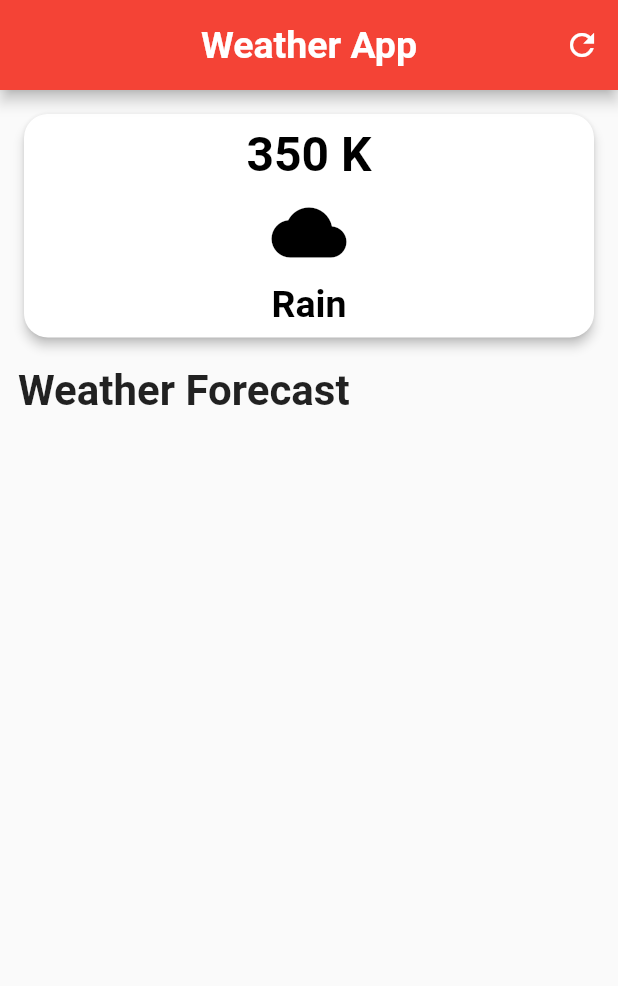
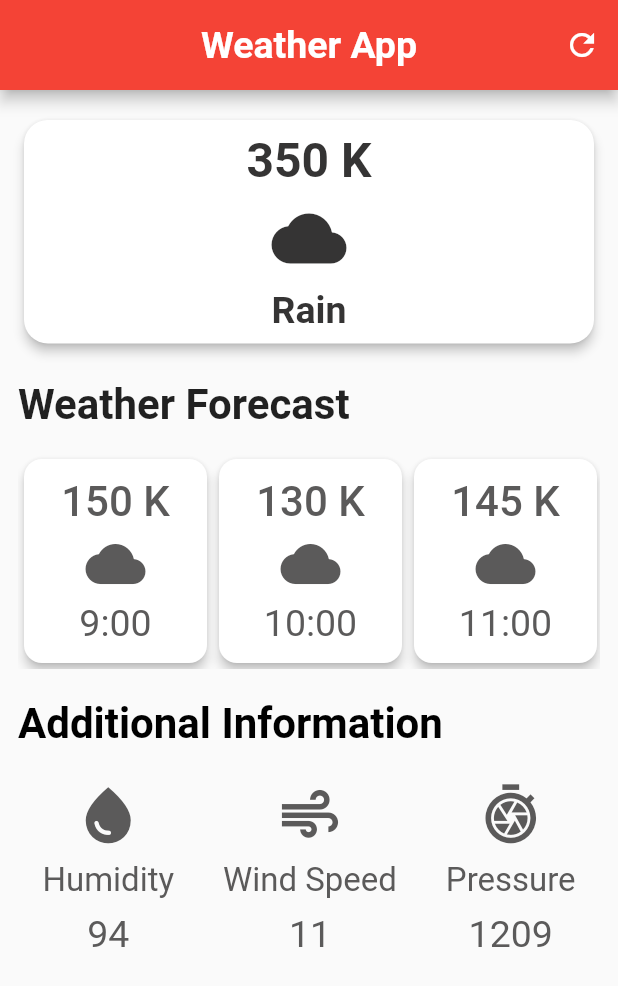
Before and after one commit to pulkit-singhall/weather-app, a Flutter app: the screen it shows after launch, on a phone screen of 412 x 824 dp. Shown: the top 986 px of the screen. Run offline on Flutter 3.47's test engine with Material 2 defaults, Android fonts, the phone set to English and light mode, and no system bars.

Commit message:
UI Changes

```diff
--- /dev/null
+++ b/lib/additional_data.dart
@@ -0,0 +1,47 @@
+import 'package:flutter/material.dart';
+
+class AdditionalDetail extends StatelessWidget {
+  // constructor to pass different values
+  final IconData icon;
+  final String measure;
+  final String value;
+
+  const AdditionalDetail({
+    super.key,
+    required this.icon,
+    required this.measure,
+    required this.value,
+  });
+
+  @override
+  Widget build(BuildContext context) {
+    return Padding(
+      padding: const EdgeInsets.symmetric(vertical: 8, horizontal: 10),
+      child: Column(
+        children: [
+          Icon(
+            icon,
+            size: 45,
+            color: const Color.fromARGB(255, 91, 90, 90),
+          ),
+          const SizedBox(
+            height: 8,
+          ),
+          Text(
+            measure,
+            style:
+                const TextStyle(fontSize: 22, color: Color.fromARGB(255, 91, 90, 90)),
+          ),
+          const SizedBox(
+            height: 8,
+          ),
+          Text(
+            value,
+            style:
+                const TextStyle(fontSize: 25, color: Color.fromARGB(255, 91, 90, 90)),
+          ),
+        ],
+      ),
+    );
+  }
+}
--- a/lib/homescreen.dart
+++ b/lib/homescreen.dart
@@ -1,4 +1,6 @@
 import 'package:flutter/material.dart';
+import 'package:weather_app/additional_data.dart';
+import 'hourly_card_item.dart';
 
 class HomeScreen extends StatelessWidget {
   const HomeScreen({super.key});
@@ -21,8 +23,9 @@ class HomeScreen extends StatelessWidget {
         ],
       ),
       body: Padding(
-        padding: const EdgeInsets.symmetric(vertical: 12, horizontal: 12),
-        child: Column( // main column
+        padding: const EdgeInsets.symmetric(vertical: 16, horizontal: 12),
+        child: Column(
+          // main column
           children: [
             // main card
             SizedBox(
@@ -42,7 +45,7 @@ class HomeScreen extends StatelessWidget {
                         style: TextStyle(
                             fontWeight: FontWeight.w600,
                             fontSize: 32,
-                            color: Colors.black),
+                            color: Color.fromARGB(255, 53, 52, 52)),
                       ),
                       SizedBox(
                         height: 8,
@@ -50,16 +53,19 @@ class HomeScreen extends StatelessWidget {
                       Icon(
                         Icons.cloud,
                         size: 50,
-                        color: Colors.black,
+                        color: Color.fromARGB(255, 53, 52, 52),
                       ),
                       SizedBox(
                         height: 8,
                       ),
-                      Text("Rain",
-                          style: TextStyle(
-                              fontWeight: FontWeight.w600,
-                              fontSize: 25,
-                              color: Colors.black))
+                      Text(
+                        "Rain",
+                        style: TextStyle(
+                          fontWeight: FontWeight.w600,
+                          fontSize: 25,
+                          color: Color.fromARGB(255, 53, 52, 52),
+                        ),
+                      ),
                     ],
                   ),
                 ),
@@ -67,28 +73,96 @@ class HomeScreen extends StatelessWidget {
             ),
             // different time slots recycler view
             const SizedBox(
-              height: 15,
+              height: 20,
             ),
             const Align(
               alignment: Alignment.topLeft,
               child: Text(
                 "Weather Forecast",
-                style: TextStyle(fontSize: 28, fontWeight: FontWeight.bold,),
+                style: TextStyle(
+                  fontSize: 28,
+                  fontWeight: FontWeight.bold,
+                ),
               ),
             ),
             const SizedBox(
-              height: 15,
+              height: 16,
             ),
-            const Row(
-              children: [
-
-              ],
+            const SingleChildScrollView(
+              scrollDirection: Axis.horizontal,
+              child: Row(
+                children: [
+                  HourlyCard(
+                    temp: "150 K",
+                    icon: Icons.cloud,
+                    time: "9:00",
+                  ),
+                  HourlyCard(
+                    temp: "130 K",
+                    icon: Icons.cloud,
+                    time: "10:00",
+                  ),
+                  HourlyCard(
+                    temp: "145 K",
+                    icon: Icons.cloud,
+                    time: "11:00",
+                  ),
+                  HourlyCard(
+                    temp: "165 K",
+                    icon: Icons.sunny,
+                    time: "12:00",
+                  ),
+                  HourlyCard(
+                    temp: "175 K",
+                    icon: Icons.sunny,
+                    time: "1:00",
+                  ),
+                  HourlyCard(
+                    temp: "132 K",
+                    icon: Icons.cloud,
+                    time: "2:00",
+                  ),
+                ],
+              ),
             ),
             const SizedBox(
-              height: 15,
+              height: 20,
             ),
             // other details
-
+            const Align(
+              alignment: Alignment.topLeft,
+              child: Text(
+                "Additional Information",
+                style: TextStyle(
+                    color: Colors.black,
+                    fontSize: 28,
+                    fontWeight: FontWeight.bold),
+              ),
+            ),
+            const SizedBox(
+              height: 14,
+            ),
+            // details
+            const Row(
+              mainAxisAlignment: MainAxisAlignment.spaceAround,
+              children: [
+                AdditionalDetail(
+                  icon: Icons.water_drop,
+                  measure: "Humidity",
+                  value: "94",
+                ),
+                AdditionalDetail(
+                  icon: Icons.air,
+                  measure: "Wind Speed",
+                  value: "11",
+                ),
+                AdditionalDetail(
+                  icon: Icons.shutter_speed,
+                  measure: "Pressure",
+                  value: "1209",
+                ),
+              ],
+            )
           ],
         ),
       ),
--- /dev/null
+++ b/lib/hourly_card_item.dart
@@ -0,0 +1,59 @@
+import 'package:flutter/material.dart';
+
+class HourlyCard extends StatelessWidget {
+  // constructor
+  final String temp;
+  final IconData icon;
+  final String time;
+
+  const HourlyCard({super.key,
+    required this.temp,
+    required this.icon,
+    required this.time,
+  });
+
+  @override
+  Widget build(BuildContext context) {
+    return SizedBox(
+      width: 130,
+      child: Card(
+        shape: RoundedRectangleBorder(
+          borderRadius: BorderRadius.circular(12),
+        ),
+        elevation: 3.0,
+        child: Padding(
+          padding: const EdgeInsets.symmetric(vertical: 12.0, horizontal: 12.0),
+          child: Column(
+            children: [
+              Text(
+                temp,
+                style: const TextStyle(
+                    color: Color.fromARGB(255, 91, 90, 90),
+                    fontSize: 28,
+                    fontWeight: FontWeight.w500),
+              ),
+              const SizedBox(
+                height: 5,
+              ),
+              Icon(
+                icon,
+                color: const Color.fromARGB(255, 91, 90, 90),
+                size: 40,
+              ),
+              const SizedBox(
+                height: 5,
+              ),
+              Text(
+                time,
+                style: const TextStyle(
+                    color: Color.fromARGB(255, 91, 90, 90),
+                    fontSize: 25,
+                    fontWeight: FontWeight.w400),
+              ),
+            ],
+          ),
+        ),
+      ),
+    );
+  }
+}
```
